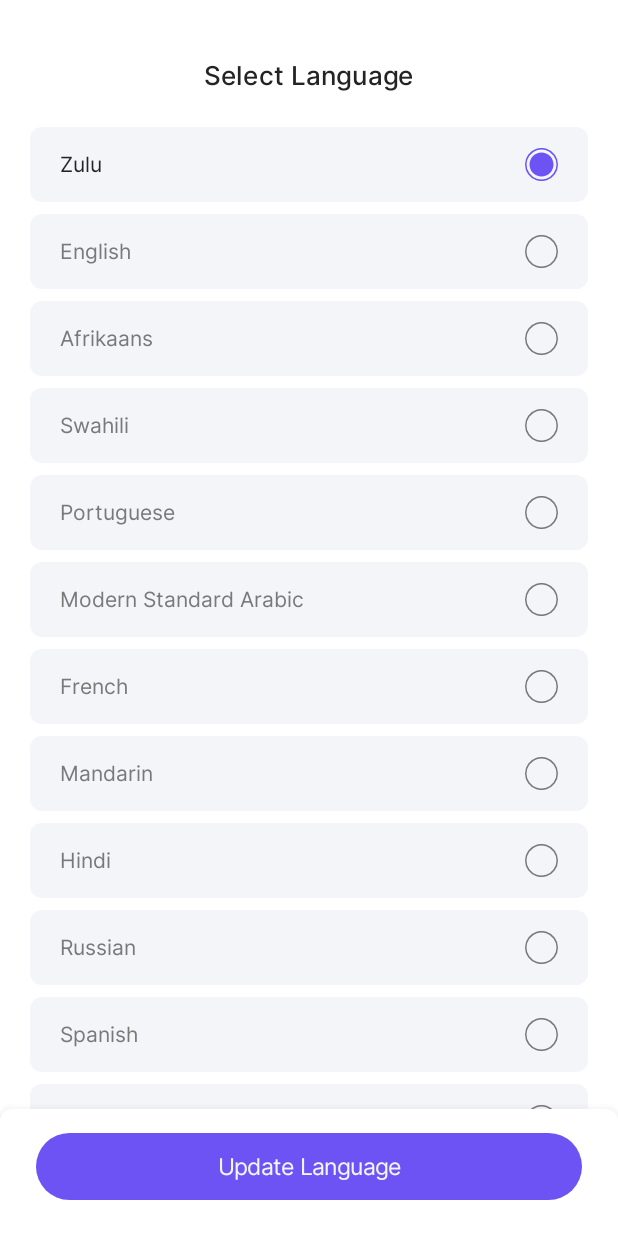
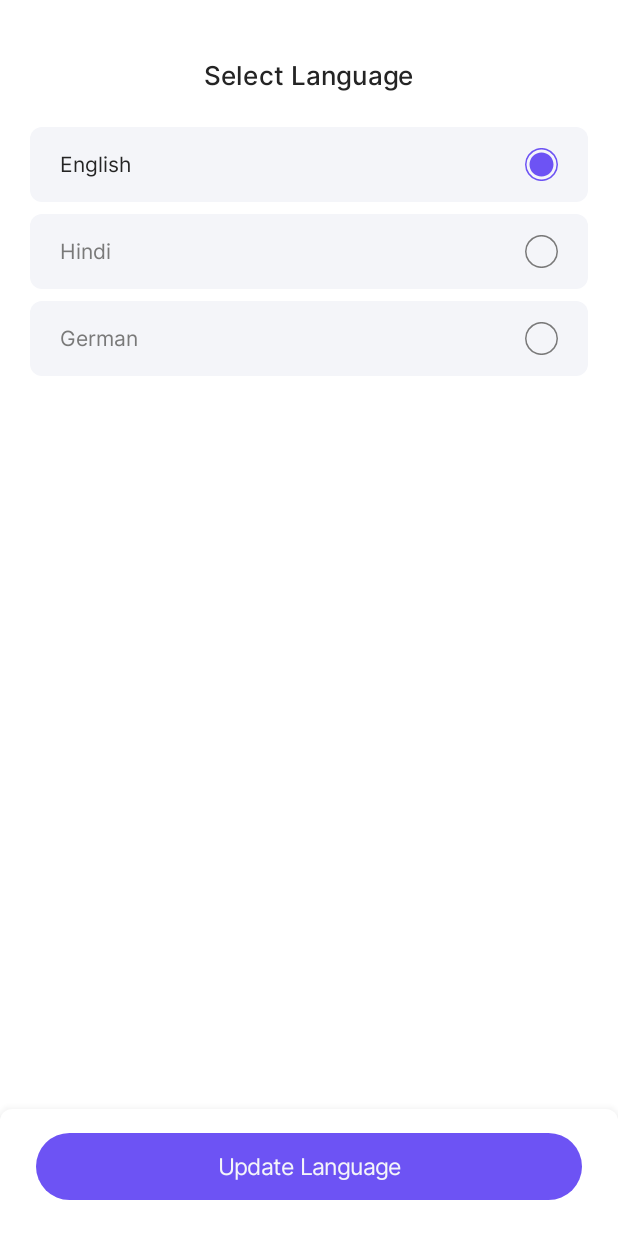
Before and after one commit to ujjwalgupta2608/dating_app_compose, an Android app built with Jetpack Compose: the screen it shows after launch (MainActivity), on a phone screen of 412 x 824 dp. Run offline under Robolectric (Android 15) with nearby library versions, the phone set to English and light mode, and no system bars; our stand-ins replace Dagger/Hilt's generated code.

```diff
--- a/app/src/main/java/com/app/dating/model/StaticLists.kt
+++ b/app/src/main/java/com/app/dating/model/StaticLists.kt
@@ -1,66 +1,70 @@
 package com.app.dating.model
 
+import android.content.Context
 import androidx.compose.ui.graphics.Color
 import androidx.compose.ui.text.AnnotatedString
 import androidx.compose.ui.text.SpanStyle
 import androidx.compose.ui.text.buildAnnotatedString
 import com.app.dating.R
 
-val onboardingData = listOf(
-    OnboardingData(R.drawable.onboarding_image_one, buildAnnotatedString {
-        append("Meeting New People ")
-        addStyle(SpanStyle(color = Color(0xFF6D53F4)), 0, 19)
+fun getOnboardingData(context: Context): List<OnboardingData> {
+    return listOf(
+        OnboardingData(
+            R.drawable.onboarding_image_one,
+            buildAnnotatedString {
+                append(context.getString(R.string.meeting_new_people) + " ")
+                addStyle(SpanStyle(color = Color(0xFF6D53F4)), 0, length)
 
-        append("in Your Area")
-        addStyle(SpanStyle(color = Color(0xFF242424)), 19, length)
-    }),
-    OnboardingData(R.drawable.onboarding_image_two, buildAnnotatedString {
-        append("Two")
-        addStyle(SpanStyle(color = Color(0xFF242424)), 0, length)
-    }),
-    OnboardingData(R.drawable.onboarding_image_three, buildAnnotatedString {
-        append("Three")
-        addStyle(SpanStyle(color = Color(0xFF242424)), 0, length)
-    }),
-    OnboardingData(R.drawable.onboarding_screen_four, buildAnnotatedString {
-        append("Four")
-        addStyle(SpanStyle(color = Color(0xFF242424)), 0, length)
-    }),
-    OnboardingData(R.drawable.onboarding_screen_five, buildAnnotatedString {
-        append("Five")
-        addStyle(SpanStyle(color = Color(0xFF242424)), 0, length)
-    })
+                append(context.getString(R.string.in_your_area))
+                addStyle(SpanStyle(color = Color(0xFF242424)), length - context.getString(R.string.in_your_area).length, length)
+            }
+        ),
+        OnboardingData(
+            R.drawable.onboarding_image_two,
+            buildAnnotatedString {
+                append(context.getString(R.string.meeting_new_people) + " ")
+                addStyle(SpanStyle(color = Color(0xFF6D53F4)), 0, length)
+
+                append(context.getString(R.string.in_your_area))
+                addStyle(SpanStyle(color = Color(0xFF242424)), length - context.getString(R.string.in_your_area).length, length)
+            }
+        ),
+        OnboardingData(
+            R.drawable.onboarding_image_three,
+            buildAnnotatedString {
+                append(context.getString(R.string.meeting_new_people) + " ")
+                addStyle(SpanStyle(color = Color(0xFF6D53F4)), 0, length)
+
+                append(context.getString(R.string.in_your_area))
+                addStyle(SpanStyle(color = Color(0xFF242424)), length - context.getString(R.string.in_your_area).length, length)
+            }
+        ),
+        OnboardingData(
+            R.drawable.onboarding_screen_four,
+            buildAnnotatedString {
+                append(context.getString(R.string.meeting_new_people) + " ")
+                addStyle(SpanStyle(color = Color(0xFF6D53F4)), 0, length)
+
+                append(context.getString(R.string.in_your_area))
+                addStyle(SpanStyle(color = Color(0xFF242424)), length - context.getString(R.string.in_your_area).length, length)
+            }
+        ),
+        OnboardingData(
+            R.drawable.onboarding_screen_five,
+            buildAnnotatedString {
+                append(context.getString(R.string.meeting_new_people) + " ")
+                addStyle(SpanStyle(color = Color(0xFF6D53F4)), 0, length)
+
+                append(context.getString(R.string.in_your_area))
+                addStyle(SpanStyle(color = Color(0xFF242424)), length - context.getString(R.string.in_your_area).length, length)
+            }
+        )
+    )
+}
+
+val languages = listOf(
+    "English" to "en",
+    "Hindi" to "hi",
+    "German" to "de"
 )
-val languages = listOf(
-    "Zulu",
-    "English",
-    "Afrikaans",
-    "Swahili",
-    "Portuguese",
-    "Modern Standard Arabic",
-    "French",
-    "Mandarin",
-    "Hindi",
-    "Russian",
-    "Spanish",
-    "Bengali",
-    "Japanese",
-    "Indonesian",
-    "German",
-    "Vietnamese",
-    "Telugu",
-    "Turkish",
-    "Marathi",
-    "Sesotho",
-    "Nigerian Pidgin",
-    "Tamil",
-    "Romanian",
-    "Polish",
-    "Ukrainian",
-    "Italian",
-    "Korean",
-    "Thai",
-    "Filipino",
-    "Dutch"
-)
-data class OnboardingData(val image: Int? = null, val title: AnnotatedString? = null)
+data class OnboardingData(val image: Int, val title: AnnotatedString)
--- /dev/null
+++ b/app/src/main/java/com/app/dating/model/login/LocaleModule.kt
@@ -0,0 +1,21 @@
+package com.app.dating.model.login
+
+import android.content.Context
+import com.app.dating.ui.screen.language.LocaleManager
+import dagger.Module
+import dagger.Provides
+import dagger.hilt.InstallIn
+import dagger.hilt.android.qualifiers.ApplicationContext
+import dagger.hilt.components.SingletonComponent
+import javax.inject.Singleton
+
+@Module
+@InstallIn(SingletonComponent::class)
+object LocaleModule {
+
+    @Provides
+    @Singleton
+    fun provideLocaleManager(@ApplicationContext context: Context): LocaleManager {
+        return LocaleManager(context)
+    }
+}
--- a/app/src/main/java/com/app/dating/navigation/AppNavigation.kt
+++ b/app/src/main/java/com/app/dating/navigation/AppNavigation.kt
@@ -6,7 +6,7 @@ import androidx.navigation.compose.composable
 import androidx.navigation.compose.rememberNavController
 import com.app.dating.ui.screen.login.LoginFlow
 import com.app.dating.ui.screen.LoginWithMobileFlow
-import com.app.dating.ui.screen.SelectLanguageScreen
+import com.app.dating.ui.screen.language.SelectLanguageScreen
 import com.app.dating.ui.screen.SignUpScreen
 import com.app.dating.ui.screen.walkthrough.WalkthroughScreen
 import com.app.dating.ui.screen.WelcomeScreen
--- a/app/src/main/java/com/app/dating/ui/screen/MainActivity.kt
+++ b/app/src/main/java/com/app/dating/ui/screen/MainActivity.kt
@@ -27,6 +27,7 @@ import androidx.navigation.NavHostController
 import com.app.dating.R
 import com.app.dating.navigation.AppNavigation
 import com.app.dating.navigation.Routes
+import com.app.dating.ui.screen.language.LocaleManager
 import com.app.dating.ui.theme.AbrilFatFace
 import com.app.dating.ui.theme.Theme
 import com.app.dating.ui.theme.WhiteWhisper
@@ -38,6 +39,8 @@ class MainActivity : ComponentActivity() {
     override fun onCreate(savedInstanceState: Bundle?) {
         super.onCreate(savedInstanceState)
         enableEdgeToEdge()
+        val localeManager = LocaleManager(this)
+        localeManager.setLocale(localeManager.getLocale())
         setContent {
             AppNavigation()
         }
--- /dev/null
+++ b/app/src/main/java/com/app/dating/ui/screen/language/LocaleManager.kt
@@ -0,0 +1,27 @@
+package com.app.dating.ui.screen.language
+
+import android.content.Context
+import android.content.res.Configuration
+import java.util.Locale
+import javax.inject.Inject
+import javax.inject.Singleton
+
+class LocaleManager @Inject constructor(private val context: Context) {
+    private val sharedPreferences = context.getSharedPreferences("settings", Context.MODE_PRIVATE)
+
+    fun setLocale(language: String) {
+        val locale = Locale(language)
+        Locale.setDefault(locale)
+        val config = Configuration()
+        config.setLocale(locale)
+
+        context.resources.updateConfiguration(config, context.resources.displayMetrics)
+
+        // Save selected language
+        sharedPreferences.edit().putString("app_lang", language).apply()
+    }
+
+    fun getLocale(): String {
+        return sharedPreferences.getString("app_lang", Locale.getDefault().language) ?: "en"
+    }
+}
--- /dev/null
+++ b/app/src/main/java/com/app/dating/ui/screen/language/LocaleViewModel.kt
@@ -0,0 +1,19 @@
+package com.app.dating.ui.screen.language
+
+import androidx.lifecycle.ViewModel
+import dagger.hilt.android.lifecycle.HiltViewModel
+import kotlinx.coroutines.flow.MutableStateFlow
+import kotlinx.coroutines.flow.StateFlow
+import kotlinx.coroutines.flow.asStateFlow
+import javax.inject.Inject
+
+@HiltViewModel
+class LocaleViewModel @Inject constructor(private val localeManager: LocaleManager) : ViewModel() {
+    private val _currentLocale = MutableStateFlow(localeManager.getLocale())
+    val currentLocale: StateFlow<String> = _currentLocale.asStateFlow()
+
+    fun changeLanguage(language: String) {
+        localeManager.setLocale(language)
+        _currentLocale.value = language
+    }
+}
--- a/app/src/main/java/com/app/dating/ui/screen/SelectLanguage.kt
+++ b/app/src/main/java/com/app/dating/ui/screen/language/SelectLanguage.kt
@@ -1,4 +1,4 @@
-package com.app.dating.ui.screen
+package com.app.dating.ui.screen.language
 
 import com.app.dating.model.languages
 import android.util.Log
@@ -26,10 +26,12 @@ import androidx.compose.ui.Alignment
 import androidx.compose.ui.Modifier
 import androidx.compose.ui.draw.clip
 import androidx.compose.ui.res.painterResource
+import androidx.compose.ui.res.stringResource
 import androidx.compose.ui.text.font.FontWeight
 import androidx.compose.ui.text.style.TextOverflow
 import androidx.compose.ui.unit.dp
 import androidx.compose.ui.unit.sp
+import androidx.hilt.navigation.compose.hiltViewModel
 import androidx.navigation.NavHostController
 import com.app.dating.R
 import com.app.dating.navigation.Routes
@@ -42,9 +44,9 @@ import com.app.dating.ui.theme.WhiteWhisper
 import com.app.dating.ui.theme.Typography
 
 @Composable
-fun SelectLanguageScreen(navController: NavHostController, previousScreen: String) {
+fun SelectLanguageScreen(navController: NavHostController, previousScreen: String, viewModel: LocaleViewModel = hiltViewModel()) {
     // List of languages
-    var selectedLanguage by remember { mutableStateOf(languages[0]) }
+    var selectedLanguage by remember { mutableStateOf(languages[0].first) }
     Column(
         Modifier
             .fillMaxSize()
@@ -72,7 +74,7 @@ fun SelectLanguageScreen(navController: NavHostController, previousScreen: Strin
             ) {
                 Text(
                     modifier = Modifier.align(Alignment.Center),
-                    text = "Select Language",
+                    text = stringResource(R.string.select_language),
                     style = Typography.displayLarge,
                 )
             }
@@ -80,10 +82,10 @@ fun SelectLanguageScreen(navController: NavHostController, previousScreen: Strin
 
         // Language List
         LazyColumn(modifier = Modifier.weight(1f)) {
-            items(languages) { language ->
+            items(languages) { (language, code) ->
                 ItemList(language = language,
                     isSelected = selectedLanguage == language,
-                    onLanguageSelected = { selectedLanguage = it })
+                    onLanguageSelected = { selectedLanguage = language })
             }
         }
 
@@ -95,6 +97,7 @@ fun SelectLanguageScreen(navController: NavHostController, previousScreen: Strin
         ), modifier = Modifier
             .fillMaxWidth()
             .clickable {
+                viewModel.changeLanguage(languages.find { it.first == selectedLanguage }?.second ?: "en")
                 navController.navigate(Routes.Welcome.route)
             }) {
             Box(
@@ -106,7 +109,7 @@ fun SelectLanguageScreen(navController: NavHostController, previousScreen: Strin
                     .padding(horizontal = 13.dp, vertical = 13.dp) // Padding inside the box
             ) {
                 Text(
-                    text = "Update Language",
+                    text = stringResource(R.string.update_language),
                     color = WhiteWhisper,
                     fontSize = 15.sp,
                     fontFamily = Inter,
--- a/app/src/main/java/com/app/dating/ui/screen/splash/SplashScreen.kt
+++ b/app/src/main/java/com/app/dating/ui/screen/splash/SplashScreen.kt
@@ -14,6 +14,7 @@ import androidx.compose.runtime.getValue
 import androidx.compose.ui.Alignment
 import androidx.compose.ui.Modifier
 import androidx.compose.ui.res.painterResource
+import androidx.compose.ui.res.stringResource
 import androidx.compose.ui.text.font.FontWeight
 import androidx.compose.ui.unit.dp
 import androidx.compose.ui.unit.sp
@@ -51,7 +52,7 @@ fun SplashScreen(navController: NavHostController, viewModel: SplashViewModel =
     ) {
         Image(painter = painterResource(R.drawable.shindindi_logo), contentDescription = "logo")
         Text(
-            text = "Adore",
+            text = stringResource(R.string.adore),
             fontFamily = AbrilFatFace,
             fontWeight = FontWeight.Bold,
             fontSize = 45.sp,
```
Also changed, not shown: app/src/main/java/com/app/dating/ui/screen/LoginOTPScreen.kt (+5 -3 lines), app/src/main/java/com/app/dating/ui/screen/LoginWithMobileScreen.kt (+10 -9 lines), app/src/main/java/com/app/dating/ui/screen/SignUpScreen.kt (+11 -10 lines), app/src/main/java/com/app/dating/ui/screen/WelcomeScreen.kt (+11 -9 lines), app/src/main/java/com/app/dating/ui/screen/login/LoginScreen.kt (+16 -14 lines), app/src/main/java/com/app/dating/ui/screen/walkthrough/WalkthroughScreen.kt (+6 -4 lines), app/src/main/res/values/strings.xml (+32 -0 lines), 2 other files.
